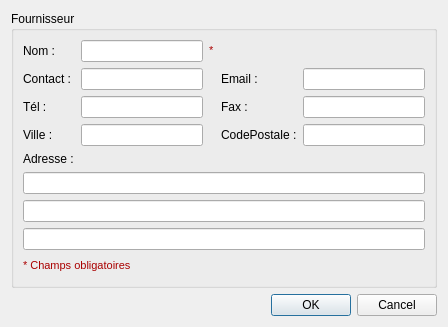
First picture: the form in src/dialogprovidersedit.ui, repository cfdev/mcercle, before the edit.
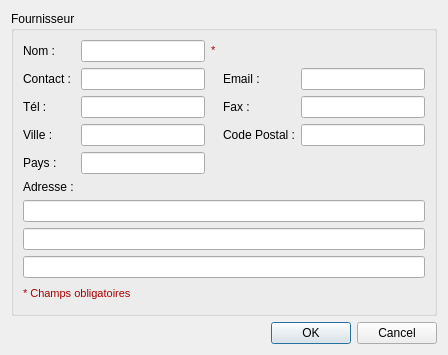
Second picture: the form after the edit.

Diff of the .ui file:
```diff
--- a/src/dialogprovidersedit.ui
+++ b/src/dialogprovidersedit.ui
@@ -7,7 +7,7 @@
     <x>0</x>
     <y>0</y>
     <width>448</width>
-    <height>306</height>
+    <height>343</height>
    </rect>
   </property>
   <property name="windowTitle">
@@ -74,7 +74,7 @@
         <item row="3" column="3">
          <widget class="QLabel" name="label_5">
           <property name="text">
-           <string>CodePostale :</string>
+           <string>Code Postal :</string>
           </property>
          </widget>
         </item>
@@ -127,6 +127,20 @@
           </property>
          </widget>
         </item>
+        <item row="4" column="0">
+         <widget class="QLabel" name="label_11">
+          <property name="text">
+           <string>Pays :</string>
+          </property>
+         </widget>
+        </item>
+        <item row="4" column="1">
+         <widget class="QLineEdit" name="lineEdit_country">
+          <property name="maxLength">
+           <number>64</number>
+          </property>
+         </widget>
+        </item>
        </layout>
       </item>
       <item>
```
Left out of the diff: 9 changed lines with no effect on the pictures.
